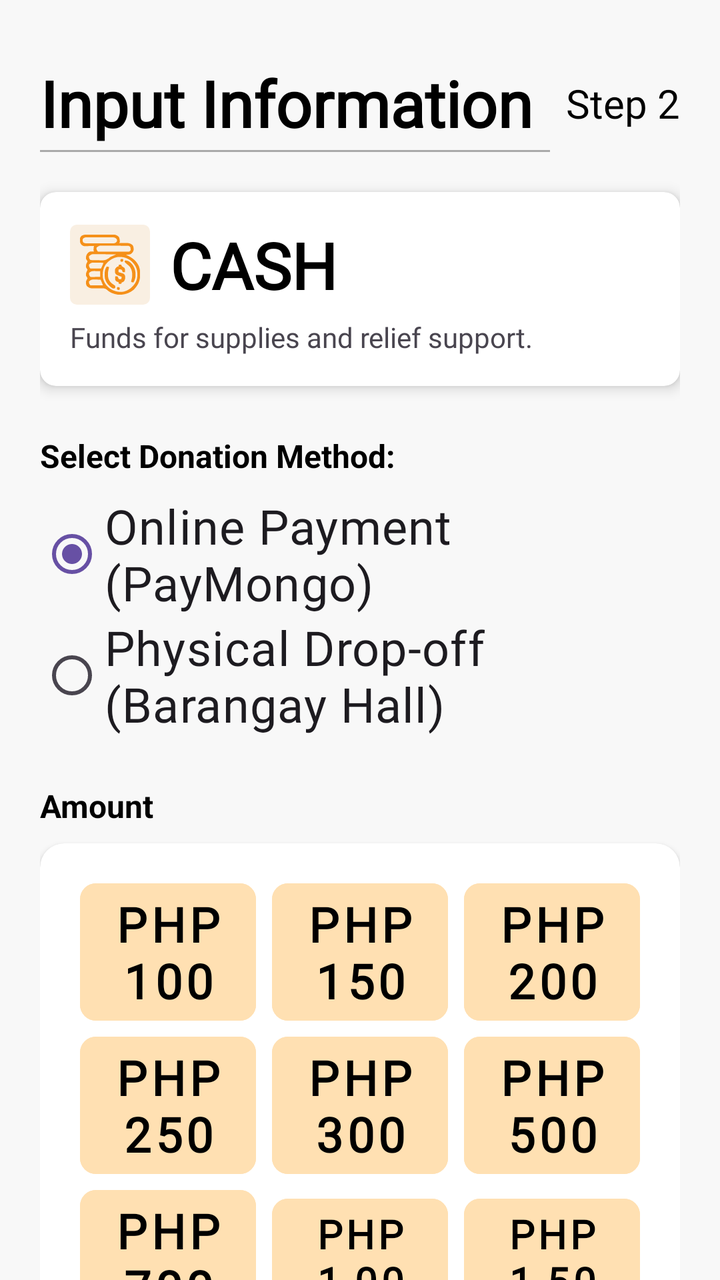
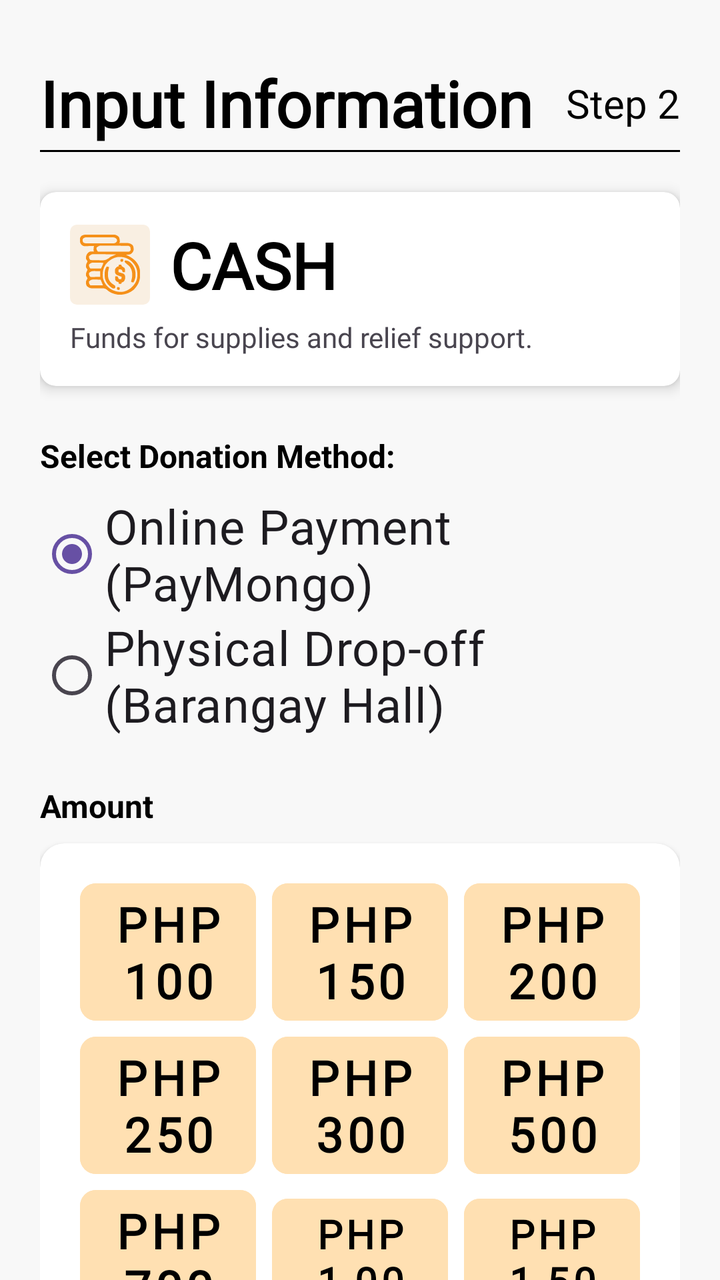

Screens rendered from an Android XML layout before and after an edit, with the pre-edit source and the edit as a unified diff.
<!-- AndroidManifest.xml: application theme Theme.Dawnasyon_v1 -->
<!-- res/layout/fragment_cash_info.xml -->
<?xml version="1.0" encoding="utf-8"?>
<androidx.core.widget.NestedScrollView xmlns:android="http://schemas.android.com/apk/res/android"
    xmlns:app="http://schemas.android.com/apk/res-auto"
    xmlns:tools="http://schemas.android.com/tools"
    android:layout_width="match_parent"
    android:layout_height="match_parent"
    android:fillViewport="true"
    android:background="#F8F8F8">

    <androidx.constraintlayout.widget.ConstraintLayout
        android:layout_width="match_parent"
        android:layout_height="wrap_content"
        android:padding="20dp"
        tools:context=".CashInfo_fragment">

        <TextView
            android:id="@+id/txtHeader"
            android:layout_width="wrap_content"
            android:layout_height="wrap_content"
            android:layout_marginTop="10dp"
            android:fontFamily="@font/dongle"
            android:text="@string/input_information"
            android:textColor="@android:color/black"
            android:textSize="32sp"
            android:textStyle="bold"
            app:layout_constraintStart_toStartOf="parent"
            app:layout_constraintTop_toTopOf="parent" />

        <View
            android:id="@+id/separatorLine"
            android:layout_width="0dp"
            android:layout_height="1dp"
            android:background="@android:color/darker_gray"
            android:layout_marginTop="2dp"
            android:layout_marginEnd="8dp"
            app:layout_constraintStart_toStartOf="@id/txtHeader"
            app:layout_constraintEnd_toStartOf="@id/txtStep"
            app:layout_constraintTop_toBottomOf="@id/txtHeader" />

        <TextView
            android:id="@+id/txtStep"
            android:layout_width="wrap_content"
            android:layout_height="wrap_content"
            android:fontFamily="@font/dongle"
            android:text="Step 2"
            android:textColor="@color/black"
            android:textSize="20sp"
            app:layout_constraintBottom_toBottomOf="@id/txtHeader"
            app:layout_constraintEnd_toEndOf="parent"
            app:layout_constraintTop_toTopOf="@id/txtHeader" />

        <androidx.cardview.widget.CardView
            android:id="@+id/cardCategory"
            android:layout_width="match_parent"
            android:layout_height="wrap_content"
            android:layout_marginTop="20dp"
            app:cardCornerRadius="8dp"
            app:cardElevation="4dp"
            app:layout_constraintTop_toBottomOf="@id/separatorLine">

            <LinearLayout
                android:layout_width="match_parent"
                android:layout_height="wrap_content"
                android:orientation="vertical"
                android:padding="15dp">

                <LinearLayout
                    android:layout_width="match_parent"
                    android:layout_height="wrap_content"
                    android:orientation="horizontal"
                    android:gravity="center_vertical">

                    <ImageView
                        android:id="@+id/detailsImage"
                        android:layout_width="40dp"
                        android:layout_height="40dp"
                        android:src="@drawable/ic_money"
                        android:layout_marginEnd="10dp"
                        android:background="@drawable/bg"
                        android:padding="5dp"/>

                    <TextView
                        android:id="@+id/detailsTitle"
                        android:layout_width="wrap_content"
                        android:layout_height="wrap_content"
                        android:fontFamily="@font/dongle"
                        android:text="@string/cash"
                        android:textColor="@android:color/black"
                        android:textSize="32sp"
                        android:textStyle="bold" />
                </LinearLayout>

                <TextView
                    android:id="@+id/detailsDescription"
                    android:layout_width="match_parent"
                    android:layout_height="wrap_content"
                    android:layout_marginTop="5dp"
                    android:fontFamily="@font/dongle_light"
                    android:text="@string/funds_for_supplies_and_relief_support"
                    android:textSize="14sp" />
            </LinearLayout>
        </androidx.cardview.widget.CardView>

        <TextView
            android:id="@+id/txt_method_label"
            android:layout_width="wrap_content"
            android:layout_height="wrap_content"
            android:text="Select Donation Method:"
            android:textSize="16sp"
            android:textStyle="bold"
            android:textColor="@android:color/black"
            android:layout_marginTop="24dp"
            app:layout_constraintTop_toBottomOf="@id/cardCategory"
            app:layout_constraintStart_toStartOf="parent" />

        <RadioGroup
            android:id="@+id/rg_payment_method"
            android:layout_width="match_parent"
            android:layout_height="wrap_content"
            android:layout_marginTop="8dp"
            app:layout_constraintTop_toBottomOf="@id/txt_method_label"
            app:layout_constraintStart_toStartOf="parent">

            <RadioButton
                android:id="@+id/rb_online"
                android:layout_width="match_parent"
                android:layout_height="wrap_content"
                android:text="Online Payment (PayMongo)"
                android:fontFamily="@font/dongle"
                android:textSize="24sp"
                android:checked="true"/>

            <RadioButton
                android:id="@+id/rb_physical"
                android:layout_width="match_parent"
                android:layout_height="wrap_content"
                android:text="Physical Drop-off (Barangay Hall)"
                android:fontFamily="@font/dongle"
                android:textSize="24sp"/>
        </RadioGroup>

        <TextView
            android:id="@+id/txt_amount_label"
            android:layout_width="wrap_content"
            android:layout_height="wrap_content"
            android:text="@string/amount"
            android:textSize="16sp"
            android:textStyle="bold"
            android:textColor="@android:color/black"
            android:layout_marginTop="24dp"
            app:layout_constraintTop_toBottomOf="@id/rg_payment_method"
            app:layout_constraintStart_toStartOf="parent" />

        <androidx.cardview.widget.CardView
            android:layout_width="match_parent"
            android:layout_height="wrap_content"
            android:layout_marginTop="8dp"
            android:layout_marginBottom="80dp"
            app:cardCornerRadius="12dp"
            app:cardElevation="2dp"
            app:cardBackgroundColor="@color/white"
            app:layout_constraintTop_toBottomOf="@id/txt_amount_label"
            app:layout_constraintStart_toStartOf="parent"
            app:layout_constraintEnd_toEndOf="parent"
            app:layout_constraintBottom_toBottomOf="parent">

            <LinearLayout
                android:layout_width="match_parent"
                android:layout_height="wrap_content"
                android:orientation="vertical"
                android:padding="16dp"
                android:gravity="center">

                <GridLayout
                    android:id="@+id/amount_grid"
                    android:layout_width="match_parent"
                    android:layout_height="wrap_content"
                    android:alignmentMode="alignMargins"
                    android:columnCount="3"
                    android:columnOrderPreserved="false"
                    android:rowCount="4"
                    android:useDefaultMargins="true">

                    <Button
                        style="@style/AmountButtonStyle"
                        android:fontFamily="@font/dongle"
                        android:text="PHP 100"
                        android:textSize="24sp" />

                    <Button
                        style="@style/AmountButtonStyle"
                        android:fontFamily="@font/dongle"
                        android:text="PHP 150"
                        android:textSize="24sp" />

                    <Button
                        style="@style/AmountButtonStyle"
                        android:fontFamily="@font/dongle"
                        android:text="PHP 200"
                        android:textSize="24sp" />

                    <Button
                        style="@style/AmountButtonStyle"
                        android:fontFamily="@font/dongle"
                        android:text="PHP 250"
                        android:textSize="24sp" />

                    <Button
                        style="@style/AmountButtonStyle"
                        android:fontFamily="@font/dongle"
                        android:text="PHP 300"
                        android:textSize="24sp" />

                    <Button
                        style="@style/AmountButtonStyle"
                        android:fontFamily="@font/dongle"
                        android:text="PHP 500"
                        android:textSize="24sp" />

                    <Button
                        style="@style/AmountButtonStyle"
                        android:fontFamily="@font/dongle"
                        android:text="PHP 700"
                        android:textSize="24sp" />

                    <Button
                        style="@style/AmountButtonStyle"
                        android:fontFamily="@font/dongle"
                        android:text="PHP 1,000"
                        android:textSize="20sp" />

                    <Button
                        style="@style/AmountButtonStyle"
                        android:fontFamily="@font/dongle"
                        android:text="PHP 1,500"
                        android:textSize="20sp" />

                </GridLayout>

                <LinearLayout
                    android:id="@+id/layout_other_amount"
                    android:layout_width="match_parent"
                    android:layout_height="wrap_content"
                    android:orientation="horizontal"
                    android:gravity="center_vertical"
                    android:layout_marginTop="16dp"
                    android:background="@drawable/bg_option_unselected"
                    android:padding="8dp">

                    <TextView
                        android:layout_width="wrap_content"
                        android:layout_height="wrap_content"
                        android:text="Other:"
                        android:fontFamily="@font/dongle"
                        android:textSize="24sp"
                        android:textColor="@color/black"
                        android:layout_marginEnd="8dp"/>

                    <EditText
                        android:id="@+id/et_other_amount"
                        android:layout_width="0dp"
                        android:layout_height="wrap_content"
                        android:layout_weight="1"
                        android:hint="Enter amount"
                        android:inputType="numberDecimal"
                        android:fontFamily="@font/dongle"
                        android:textSize="24sp"
                        android:background="@android:color/transparent"/>

                    <Button
                        android:id="@+id/btn_confirm_other"
                        android:layout_width="wrap_content"
                        android:layout_height="wrap_content"
                        android:text="Review"
                        android:fontFamily="@font/dongle"
                        android:textSize="20sp"
                        android:backgroundTint="#27869B"
                        android:textColor="@color/white"
                        app:cornerRadius="8dp"/>

                </LinearLayout>
            </LinearLayout>
        </androidx.cardview.widget.CardView>
    </androidx.constraintlayout.widget.ConstraintLayout>
</androidx.core.widget.NestedScrollView>
<!-- resources referenced by this layout -->
<resources>
  <color name="black">#FF000000</color>
  <color name="white">#FFFFFFFF</color>
  <!-- drawable bg (drawable) -->
  <vector xmlns:android="http://schemas.android.com/apk/res/android"
      android:width="58dp"
      android:height="58dp"
      android:viewportWidth="58"
      android:viewportHeight="58">
    <path
        android:pathData="M5,0L53,0A5,5 0,0 1,58 5L58,53A5,5 0,0 1,53 58L5,58A5,5 0,0 1,0 53L0,5A5,5 0,0 1,5 0z"
        android:fillColor="#F9EFE2"/>
  </vector>
  <!-- drawable bg_option_unselected (drawable) -->
  <shape xmlns:android="http://schemas.android.com/apk/res/android"
      android:shape="rectangle">
      <solid android:color="#EBEBEB" />
      <corners android:radius="10dp" />
      <stroke android:width="1dp" android:color="#DBDBDB" />
  </shape>
  <!-- drawable ic_money: vector/xml drawable (drawable, 8029 chars, omitted) -->
  <string name="amount">Amount</string>
  <string name="cash">CASH</string>
  <string name="funds_for_supplies_and_relief_support">Funds for supplies and relief support.</string>
  <string name="input_information">Input Information</string>
  <style name="AmountButtonStyle" parent="Widget.MaterialComponents.Button.UnelevatedButton">
          <item name="android:layout_width">0dp</item>
          <item name="android:layout_height">wrap_content</item>
          <item name="android:layout_columnWeight">1</item>
          <item name="android:layout_margin">4dp</item>
          <item name="android:backgroundTint">#FFE0B2</item>
          <item name="android:textColor">#000000</item>
          <item name="android:textSize">14sp</item>
          <item name="android:textStyle">bold</item>
  
          <item name="cornerRadius">8dp</item>
  
          <item name="android:minHeight">50dp</item>
          <item name="android:insetTop">0dp</item>
          <item name="android:insetBottom">0dp</item>
      </style>
  <style name="Theme.Dawnasyon_v1" parent="Base.Theme.Dawnasyon_v1" />
  <style name="Base.Theme.Dawnasyon_v1" parent="Theme.Material3.Light.NoActionBar">
          
          
      </style>
</resources>

<!-- the commit's change to res/layout/fragment_cash_info.xml (unified diff, before → after) -->
@@ -30,11 +30,10 @@
             android:id="@+id/separatorLine"
             android:layout_width="0dp"
             android:layout_height="1dp"
-            android:background="@android:color/darker_gray"
+            android:background="@android:color/black"
             android:layout_marginTop="2dp"
-            android:layout_marginEnd="8dp"
             app:layout_constraintStart_toStartOf="@id/txtHeader"
-            app:layout_constraintEnd_toStartOf="@id/txtStep"
+            app:layout_constraintEnd_toEndOf="@id/txtStep"
             app:layout_constraintTop_toBottomOf="@id/txtHeader" />
 
         <TextView
